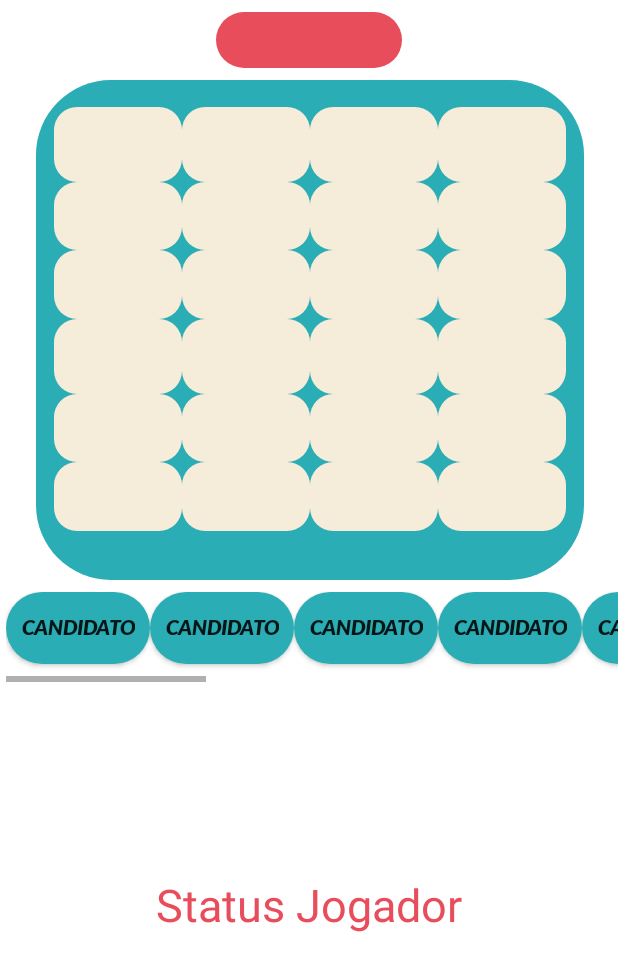
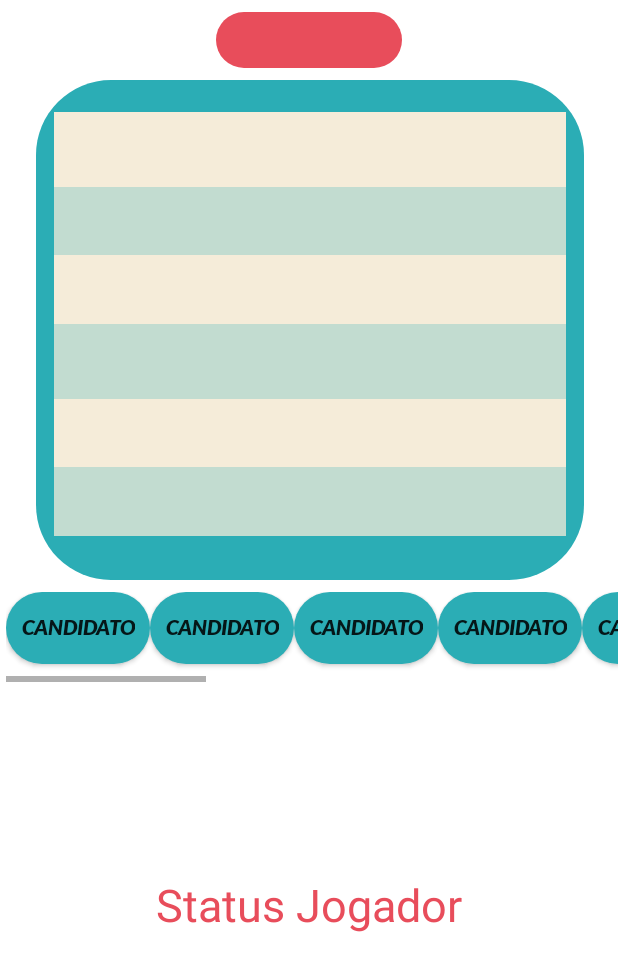
Before and after one commit to AlucardFAS/KingMe-President-Mobile, an Android app: the Principal screen opened directly, with no data from a screen before it, on a phone screen of 412 x 824 dp. Shown: the top 971 px of the screen. Run offline under Robolectric (Android 15) with nearby library versions, the phone set to English and light mode, and no system bars.

Commit message:
ajuste tabuleiro; cores; placar invisible

```diff
--- a/app/src/main/res/layout/activity_placar.xml
+++ b/app/src/main/res/layout/activity_placar.xml
@@ -116,7 +116,7 @@
                     android:textColor="#2BADB5"
                     android:textSize="36sp"
                     android:textStyle="bold"
-                    android:visibility="visible" />
+                    android:visibility="invisible" />
 
                 <TextView
                     android:id="@+id/pontosGanhos3"
@@ -125,7 +125,8 @@
                     android:layout_weight="1"
                     android:text="(+0000)"
                     android:textColor="#E84D5B"
-                    android:textSize="8pt" />
+                    android:textSize="8pt"
+                    android:visibility="invisible" />
 
                 <TextView
                     android:id="@+id/pontos3"
@@ -135,7 +136,8 @@
                     android:text="00000"
                     android:textColor="#2BADB5"
                     android:textSize="8pt"
-                    android:textStyle="bold"/>
+                    android:textStyle="bold"
+                    android:visibility="invisible" />
             </LinearLayout>
             <LinearLayout
                 android:layout_width="match_parent"
@@ -151,7 +153,7 @@
                     android:textColor="#2BADB5"
                     android:textSize="36sp"
                     android:textStyle="bold"
-                    android:visibility="visible" />
+                    android:visibility="invisible" />
 
                 <TextView
                     android:id="@+id/pontosGanhos4"
@@ -160,7 +162,8 @@
                     android:layout_weight="1"
                     android:text="(+0000)"
                     android:textColor="#E84D5B"
-                    android:textSize="8pt" />
+                    android:textSize="8pt"
+                    android:visibility="invisible" />
 
                 <TextView
                     android:id="@+id/pontos4"
@@ -170,7 +173,8 @@
                     android:text="00000"
                     android:textColor="#2BADB5"
                     android:textSize="8pt"
-                    android:textStyle="bold"/>
+                    android:textStyle="bold"
+                    android:visibility="invisible" />
             </LinearLayout>
             <LinearLayout
                 android:layout_width="match_parent"
@@ -186,7 +190,7 @@
                     android:textColor="#2BADB5"
                     android:textSize="36sp"
                     android:textStyle="bold"
-                    android:visibility="visible" />
+                    android:visibility="invisible" />
 
                 <TextView
                     android:id="@+id/pontosGanhos5"
@@ -195,7 +199,8 @@
                     android:layout_weight="1"
                     android:text="(+0000)"
                     android:textColor="#E84D5B"
-                    android:textSize="8pt" />
+                    android:textSize="8pt"
+                    android:visibility="invisible" />
 
                 <TextView
                     android:id="@+id/pontos5"
@@ -205,7 +210,8 @@
                     android:text="00000"
                     android:textColor="#2BADB5"
                     android:textSize="8pt"
-                    android:textStyle="bold"/>
+                    android:textStyle="bold"
+                    android:visibility="invisible" />
             </LinearLayout>
 
             <LinearLayout
@@ -222,7 +228,7 @@
                     android:textColor="#2BADB5"
                     android:textSize="36sp"
                     android:textStyle="bold"
-                    android:visibility="visible" />
+                    android:visibility="invisible" />
 
                 <TextView
                     android:id="@+id/pontosGanhos6"
@@ -231,7 +237,8 @@
                     android:layout_weight="1"
                     android:text="(+0000)"
                     android:textColor="#E84D5B"
-                    android:textSize="8pt" />
+                    android:textSize="8pt"
+                    android:visibility="invisible" />
 
                 <TextView
                     android:id="@+id/pontos6"
@@ -241,7 +248,8 @@
                     android:text="00000"
                     android:textColor="#2BADB5"
                     android:textSize="8pt"
-                    android:textStyle="bold" />
+                    android:textStyle="bold"
+                    android:visibility="invisible" />
             </LinearLayout>
 
             <TextView
--- a/app/src/main/res/layout/activity_principal.xml
+++ b/app/src/main/res/layout/activity_principal.xml
@@ -21,30 +21,34 @@
         app:layout_constraintTop_toBottomOf="@+id/linearLayout2">
 
         <LinearLayout
+            android:id="@+id/setor"
             android:layout_width="341dp"
-            android:layout_height="298dp"
+            android:layout_height="294dp"
             android:layout_marginStart="8dp"
             android:layout_marginTop="8dp"
             android:layout_marginEnd="8dp"
             android:layout_marginBottom="8dp"
             android:orientation="vertical"
             app:layout_constraintBottom_toBottomOf="parent"
+            app:layout_constraintCircleRadius="50dp"
             app:layout_constraintEnd_toEndOf="parent"
             app:layout_constraintStart_toStartOf="parent"
             app:layout_constraintTop_toTopOf="parent"
-            app:layout_constraintVertical_bias="0.0">
+            app:layout_constraintVertical_bias="1.0">
 
             <LinearLayout
+                android:id="@+id/col1"
                 android:layout_width="match_parent"
                 android:layout_height="50dp"
-                android:backgroundTint="@color/design_default_color_primary_dark"
+                android:background="@color/colorPrimary"
                 android:orientation="horizontal">
 
                 <LinearLayout
                     android:layout_width="match_parent"
                     android:layout_height="match_parent"
                     android:layout_weight="1"
-                    android:background="@drawable/pop_tabuleiro"
+                    android:accessibilityLiveRegion="1"
+                    android:background="@color/colorPrimary"
                     android:orientation="vertical">
 
                     <ImageView
@@ -71,7 +75,8 @@
                     android:layout_width="match_parent"
                     android:layout_height="match_parent"
                     android:layout_weight="1"
-                    android:background="@drawable/pop_tabuleiro"
+                    android:accessibilityLiveRegion="1"
+                    android:background="@color/colorPrimary"
                     android:orientation="vertical">
 
                     <ImageView
@@ -98,7 +103,8 @@
                     android:layout_width="match_parent"
                     android:layout_height="match_parent"
                     android:layout_weight="1"
-                    android:background="@drawable/pop_tabuleiro"
+                    android:accessibilityLiveRegion="1"
+                    android:background="@color/colorPrimary"
                     android:orientation="vertical">
 
                     <ImageView
@@ -125,7 +131,8 @@
                     android:layout_width="match_parent"
                     android:layout_height="match_parent"
                     android:layout_weight="1"
-                    android:background="@drawable/pop_tabuleiro"
+                    android:accessibilityLiveRegion="1"
+                    android:background="@color/colorPrimary"
                     android:orientation="vertical">
 
                     <ImageView
@@ -149,15 +156,19 @@
             </LinearLayout>
 
             <LinearLayout
+                android:id="@+id/col2"
                 android:layout_width="match_parent"
                 android:layout_height="45dp"
+                android:alpha="0.75"
+                android:background="@color/colorPrimary"
                 android:orientation="horizontal">
 
                 <LinearLayout
                     android:layout_width="match_parent"
                     android:layout_height="match_parent"
                     android:layout_weight="1"
-                    android:background="@drawable/pop_tabuleiro"
+                    android:accessibilityLiveRegion="1"
+                    android:background="@color/colorPrimary"
                     android:orientation="vertical">
 
                     <ImageView
@@ -184,7 +195,8 @@
                     android:layout_width="match_parent"
                     android:layout_height="match_parent"
                     android:layout_weight="1"
-                    android:background="@drawable/pop_tabuleiro"
+                    android:accessibilityLiveRegion="1"
+                    android:background="@color/colorPrimary"
                     android:orientation="vertical">
 
                     <ImageView
@@ -211,7 +223,8 @@
                     android:layout_width="match_parent"
                     android:layout_height="match_parent"
                     android:layout_weight="1"
-                    android:background="@drawable/pop_tabuleiro"
+                    android:accessibilityLiveRegion="1"
+                    android:background="@color/colorPrimary"
                     android:orientation="vertical">
 
                     <ImageView
@@ -238,7 +251,8 @@
                     android:layout_width="match_parent"
                     android:layout_height="match_parent"
                     android:layout_weight="1"
-                    android:background="@drawable/pop_tabuleiro"
+                    android:accessibilityLiveRegion="1"
+                    android:background="@color/colorPrimary"
                     android:orientation="vertical">
 
                     <ImageView
@@ -264,15 +278,18 @@
             </LinearLayout>
 
             <LinearLayout
+                android:id="@+id/col3"
                 android:layout_width="match_parent"
                 android:layout_height="46dp"
+                android:background="@color/colorPrimary"
                 android:orientation="horizontal">
 
                 <LinearLayout
                     android:layout_width="match_parent"
                     android:layout_height="match_parent"
                     android:layout_weight="1"
-                    android:background="@drawable/pop_tabuleiro"
+                    android:accessibilityLiveRegion="1"
+                    android:background="@color/colorPrimary"
                     android:orientation="vertical">
 
                     <ImageView
@@ -299,7 +316,8 @@
                     android:layout_width="match_parent"
                     android:layout_height="match_parent"
                     android:layout_weight="1"
-                    android:background="@drawable/pop_tabuleiro"
+                    android:accessibilityLiveRegion="1"
+                    android:background="@color/colorPrimary"
                     android:orientation="vertical">
 
                     <ImageView
@@ -326,7 +344,8 @@
                     android:layout_width="match_parent"
                     android:layout_height="match_parent"
                     android:layout_weight="1"
-                    android:background="@drawable/pop_tabuleiro"
+                    android:accessibilityLiveRegion="1"
+                    android:background="@color/colorPrimary"
                     android:orientation="vertical">
 
                     <ImageView
@@ -353,7 +372,8 @@
                     android:layout_width="match_parent"
                     android:layout_height="match_parent"
                     android:layout_weight="1"
-                    android:background="@drawable/pop_tabuleiro"
+                    android:accessibilityLiveRegion="1"
+                    android:background="@color/colorPrimary"
                     android:orientation="vertical">
 
                     <ImageView
@@ -379,15 +399,19 @@
 
 
             <LinearLayout
+                android:id="@+id/col4"
                 android:layout_width="match_parent"
                 android:layout_height="50dp"
+                android:alpha="0.75"
+                android:background="@color/colorPrimary"
                 android:orientation="horizontal">
 
                 <LinearLayout
                     android:layout_width="match_parent"
                     android:layout_height="match_parent"
                     android:layout_weight="1"
-                    android:background="@drawable/pop_tabuleiro"
+                    android:accessibilityLiveRegion="1"
+                    android:background="@color/colorPrimary"
                     android:orientation="vertical">
 
                     <ImageView
@@ -414,7 +438,8 @@
                     android:layout_width="match_parent"
                     android:layout_height="match_parent"
                     android:layout_weight="1"
-                    android:background="@drawable/pop_tabuleiro"
+                    android:accessibilityLiveRegion="1"
+                    android:background="@color/colorPrimary"
                     android:orientation="vertical">
 
                     <ImageView
@@ -441,7 +466,8 @@
                     android:layout_width="match_parent"
                     android:layout_height="match_parent"
                     android:layout_weight="1"
-                    android:background="@drawable/pop_tabuleiro"
+                    android:accessibilityLiveRegion="1"
+                    android:background="@color/colorPrimary"
                     android:orientation="vertical">
 
                     <ImageView
@@ -468,7 +494,8 @@
                     android:layout_width="match_parent"
                     android:layout_height="match_parent"
                     android:layout_weight="1"
-                    android:background="@drawable/pop_tabuleiro"
+                    android:accessibilityLiveRegion="1"
+                    android:background="@color/colorPrimary"
                     android:orientation="vertical">
 
                     <ImageView
@@ -492,15 +519,18 @@
             </LinearLayout>
 
             <LinearLayout
+                android:id="@+id/col5"
                 android:layout_width="match_parent"
                 android:layout_height="45dp"
+                android:background="@color/colorPrimary"
                 android:orientation="horizontal">
 
                 <LinearLayout
                     android:layout_width="match_parent"
                     android:layout_height="match_parent"
                     android:layout_weight="1"
-                    android:background="@drawable/pop_tabuleiro"
+                    android:accessibilityLiveRegion="1"
+                    android:background="@color/colorPrimary"
                     android:orientation="vertical">
 
                     <ImageView
@@ -527,7 +557,8 @@
                     android:layout_width="match_parent"
                     android:layout_height="match_parent"
                     android:layout_weight="1"
-                    android:background="@drawable/pop_tabuleiro"
+                    android:accessibilityLiveRegion="1"
+                    android:background="@color/colorPrimary"
                     android:orientation="vertical">
 
                     <ImageView
@@ -554,7 +585,8 @@
                     android:layout_width="match_parent"
                     android:layout_height="match_parent"
                     android:layout_weight="1"
-                    android:background="@drawable/pop_tabuleiro"
+                    android:accessibilityLiveRegion="1"
+                    android:background="@color/colorPrimary"
                     android:orientation="vertical">
 
                     <ImageView
@@ -581,7 +613,8 @@
                     android:layout_width="match_parent"
                     android:layout_height="match_parent"
                     android:layout_weight="1"
-                    android:background="@drawable/pop_tabuleiro"
+                    android:accessibilityLiveRegion="1"
+                    android:background="@color/colorPrimary"
                     android:orientation="vertical">
 
                     <ImageView
@@ -605,15 +638,19 @@
             </LinearLayout>
 
             <LinearLayout
+                android:id="@+id/col6"
                 android:layout_width="match_parent"
                 android:layout_height="46dp"
+                android:alpha="0.75"
+                android:background="@color/colorPrimary"
                 android:orientation="horizontal">
 
                 <LinearLayout
                     android:layout_width="match_parent"
                     android:layout_height="match_parent"
                     android:layout_weight="1"
-                    android:background="@drawable/pop_tabuleiro"
+                    android:accessibilityLiveRegion="1"
+                    android:background="@color/colorPrimary"
                     android:orientation="vertical">
 
                     <ImageView
@@ -640,7 +677,8 @@
                     android:layout_width="match_parent"
                     android:layout_height="match_parent"
                     android:layout_weight="1"
-                    android:background="@drawable/pop_tabuleiro"
+                    android:accessibilityLiveRegion="1"
+                    android:background="@color/colorPrimary"
                     android:orientation="vertical">
 
                     <ImageView
@@ -667,7 +705,8 @@
                     android:layout_width="match_parent"
                     android:layout_height="match_parent"
                     android:layout_weight="1"
-                    android:background="@drawable/pop_tabuleiro"
+                    android:accessibilityLiveRegion="1"
+                    android:background="@color/colorPrimary"
                     android:orientation="vertical">
 
                     <ImageView
@@ -694,7 +733,8 @@
                     android:layout_width="match_parent"
                     android:layout_height="match_parent"
                     android:layout_weight="1"
-                    android:background="@drawable/pop_tabuleiro"
+                    android:accessibilityLiveRegion="1"
+                    android:background="@color/colorPrimary"
                     android:orientation="vertical">
 
                     <ImageView
--- a/app/src/main/res/values/colors.xml
+++ b/app/src/main/res/values/colors.xml
@@ -1,6 +1,6 @@
 <?xml version="1.0" encoding="utf-8"?>
 <resources>
-    <color name="colorPrimary">#3f51b5</color>
+    <color name="colorPrimary">#f5ecd9</color>
     <color name="colorPrimaryDark">#303f9f</color>
     <color name="colorAccent">#ff4081</color>
 </resources>
```
